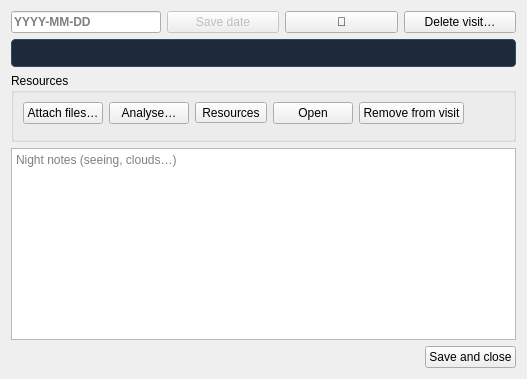
Old version of the form nightscribe/gui/ui/visit_window.ui in the repository irydeo/nightscribe.
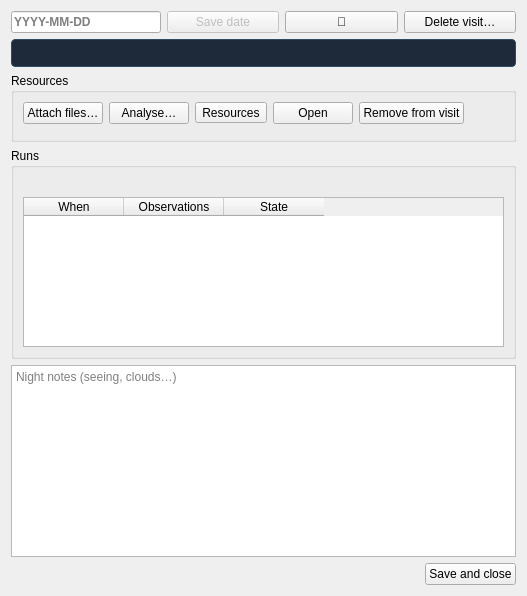
New version of the form.

```diff
--- a/nightscribe/gui/ui/visit_window.ui
+++ b/nightscribe/gui/ui/visit_window.ui
@@ -51,6 +51,23 @@
      </layout>
     </widget>
    </item>
+   <item>
+    <widget class="QGroupBox" name="grp_runs">
+     <property name="title"><string>Runs</string></property>
+     <layout class="QVBoxLayout" name="vbox_runs">
+      <item><widget class="QLabel" name="vp_lbl_runs"><property name="text"><string/></property><property name="wordWrap"><bool>true</bool></property></widget></item>
+      <item><widget class="QTableWidget" name="vp_tbl_runs">
+        <property name="selectionMode"><enum>QAbstractItemView::SingleSelection</enum></property>
+        <property name="selectionBehavior"><enum>QAbstractItemView::SelectRows</enum></property>
+        <property name="editTriggers"><enum>QAbstractItemView::NoEditTriggers</enum></property>
+        <property name="maximumSize"><size><width>16777215</width><height>150</height></size></property>
+        <column><property name="text"><string>When</string></property></column>
+        <column><property name="text"><string>Observations</string></property></column>
+        <column><property name="text"><string>State</string></property></column>
+      </widget></item>
+     </layout>
+    </widget>
+   </item>
    <item><widget class="QTextEdit" name="vp_notes"><property name="placeholderText"><string>Night notes (seeing, clouds…)</string></property></widget></item>
    <item>
     <layout class="QHBoxLayout" name="row_bottom">
```
